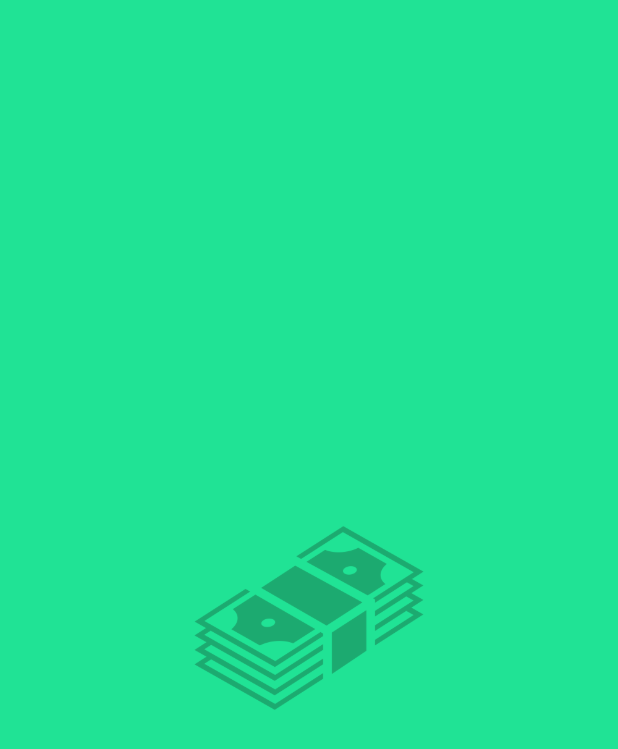
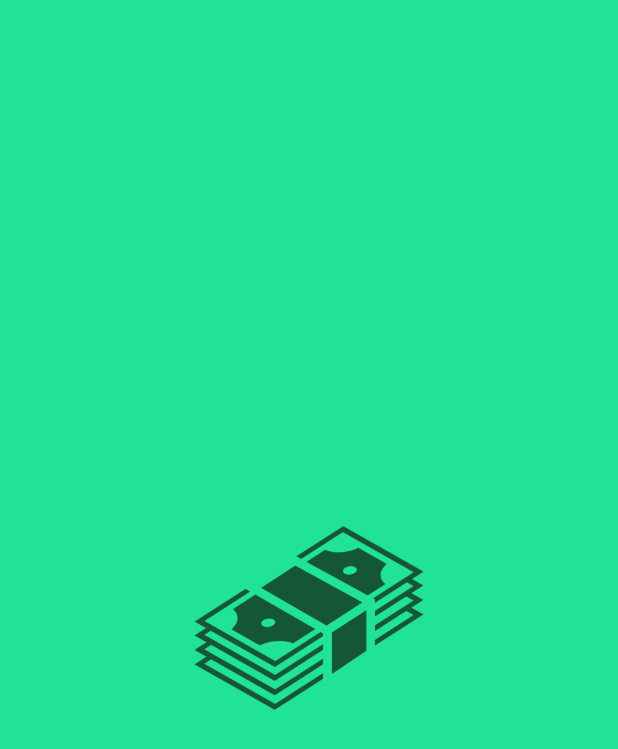
Before and after one commit to sikadali/stack_my_money_app, a Flutter app: the SplashScreen screen opened by its route, on a phone screen of 412 x 824 dp. Shown: the top 749 px of the screen. Run offline on Flutter 3.47's test engine with Material 3 defaults, Android fonts, the phone set to English and light mode, and no system bars; our stand-ins replace bloc, flutter_bloc, font_awesome_flutter.

Commit message:
finish custom splash screen

```diff
--- a/lib/main.dart
+++ b/lib/main.dart
@@ -2,7 +2,6 @@ import 'package:flutter/material.dart';
 import 'package:stack_my_money_app/src/utils/theme/theme.dart';
 
 import 'src/routing/app_router.dart';
-import 'src/features/authentication/screens/splash_screen/splash_screen.dart';
 
 void main() {
   runApp(const MainApp());
--- a/lib/presentation/pages/home_page.dart
+++ b/lib/presentation/pages/home_page.dart
@@ -10,9 +10,9 @@ class HomePage extends StatelessWidget {
             title: const Text("STACK MY MONEY"),
             leading: const Icon(Icons.ondemand_video)),
         floatingActionButton: FloatingActionButton(
-          child:  Icon(Icons.add_shopping_cart_outlined),
+          child:  const Icon(Icons.add_shopping_cart_outlined),
           onPressed: () {},
         ),
-        body: Center(child: Text("HOME PAGE CONTENT HERE")));
+        body: const Center(child: Text("HOME PAGE CONTENT HERE")));
   }
 }
--- a/lib/presentation/pages/login_page.dart
+++ b/lib/presentation/pages/login_page.dart
@@ -66,8 +66,8 @@ class LoginPage extends StatelessWidget {
                   ),
                 ],
               ),
-              SizedBox(height: 20),
-              Row(
+              const SizedBox(height: 20),
+              const Row(
                 mainAxisAlignment: MainAxisAlignment.center,
                 children: [
                   Text("Vous n'avez pas de compte ? "),
--- a/lib/src/features/authentication/bloc/animation/animation_bloc.dart
+++ b/lib/src/features/authentication/bloc/animation/animation_bloc.dart
@@ -1,6 +1,5 @@
 import 'package:flutter/material.dart';
 import 'package:bloc/bloc.dart';
-import 'package:meta/meta.dart';
 
 part 'animation_event.dart';
 
--- a/lib/src/features/authentication/screens/splash_screen/splash_screen.dart
+++ b/lib/src/features/authentication/screens/splash_screen/splash_screen.dart
@@ -1,8 +1,7 @@
 import 'package:flutter/material.dart';
-import 'package:flutter_bloc/flutter_bloc.dart';
 import 'package:stack_my_money_app/src/constants/colors.dart';
 import 'package:stack_my_money_app/src/constants/image_strings.dart';
-import 'package:stack_my_money_app/src/features/authentication/bloc/animation/animation_bloc.dart';
+import 'package:stack_my_money_app/src/routing/app_router.dart';
 
 class SplashScreen extends StatefulWidget {
   const SplashScreen({super.key});
@@ -16,13 +15,15 @@ class _SplashScreenState extends State<SplashScreen> {
 
   @override
   void initState() {
-    // context.read<AnimationBloc>().add(AnimateSplashScreen());
     super.initState();
-
-    // Démarrer l'animation après un court délai
-    Future.delayed(Duration(milliseconds: 500), () {
+    // small delay before logo animation
+    Future.delayed(const Duration(milliseconds: 500), () {
       setState(() {
         _opacity = 1.0;
+      });
+      // Wait for the logo animation to complete before going to the next page
+      Future.delayed(const Duration(milliseconds: 3000), () {
+        Navigator.of(context).pushNamed(AppRouter.home);
       });
     });
   }
@@ -34,14 +35,14 @@ class _SplashScreenState extends State<SplashScreen> {
     final bool isDarkMode = mediaQuery.platformBrightness == Brightness.dark;
 
     return Scaffold(
-      backgroundColor: isDarkMode ? Colors.blueAccent : sSplashColor,
+      backgroundColor: isDarkMode ? sSplashDarkColor : sSplashColor,
       body: Center(
           child: AnimatedOpacity(
               opacity: _opacity,
-              duration: const Duration(seconds: 5),
+              duration: const Duration(milliseconds: 2000),
               child: isDarkMode
-                  ? Image(image: AssetImage(sSplashWhiteIcon), height: splashIconSize)
-                  : Image(image: AssetImage(sSplashBlackIcon), height: splashIconSize))),
+                  ? Image(image: const AssetImage(sSplashWhiteIcon), height: splashIconSize)
+                  : Image(image: const AssetImage(sSplashBlackIcon), height: splashIconSize))),
     );
   }
 }
--- a/lib/src/routing/app_router.dart
+++ b/lib/src/routing/app_router.dart
@@ -1,5 +1,4 @@
 import 'package:flutter/material.dart';
-import 'package:bloc/bloc.dart';
 import 'package:flutter_bloc/flutter_bloc.dart';
 
 import 'package:stack_my_money_app/presentation/pages/home_page.dart';
@@ -9,14 +8,14 @@ import 'package:stack_my_money_app/src/features/authentication/bloc/animation/an
 import 'package:stack_my_money_app/src/features/authentication/screens/splash_screen/splash_screen.dart';
 
 class AppRouter {
+  final AnimationBloc animationBloc = AnimationBloc();
+
   Route onGenerateRoute(RouteSettings routeSettings) {
-    final AnimationBloc _animationBloc = AnimationBloc();
-
     switch (routeSettings.name) {
       case '/':
         return MaterialPageRoute(
             builder: (_) => BlocProvider.value(
-                  value: _animationBloc,
+                  value: animationBloc,
                   child: const SplashScreen(),
                 ));
       case '/home':
@@ -29,7 +28,8 @@ class AppRouter {
   }
 
   void dispose() {
-    // TODO for closing the cubit after usage
-    // _createdCubit.close()
+    animationBloc.close();
   }
+
+  static const String home = "/home";
 }
```
